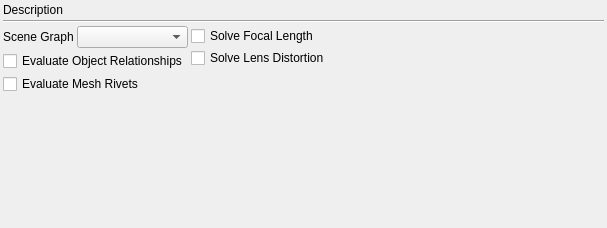
Above: python/mmSolver/tools/solver/widget/solver_basic_widget.ui from david-cattermole/mayaMatchMoveSolver before the change. Below: the same form after it.
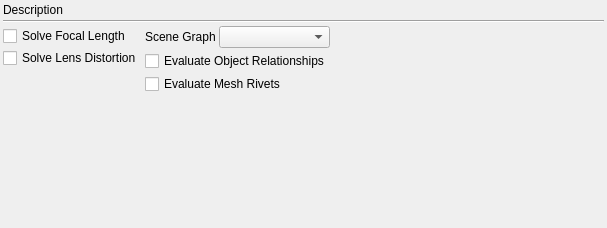
That is the form after the change.

Commit message:
Solver UI - Move "evaluate mesh rivets" options SR.
This provides a nicer UI, so the UI doesn't feel "unfinished" and
disjointed.

```diff
--- a/python/mmSolver/tools/solver/widget/solver_basic_widget.ui
+++ b/python/mmSolver/tools/solver/widget/solver_basic_widget.ui
@@ -51,6 +51,43 @@
    </item>
    <item>
     <layout class="QHBoxLayout" name="options_layout">
+     <item>
+      <layout class="QVBoxLayout" name="options2_layout">
+       <property name="spacing">
+        <number>2</number>
+       </property>
+       <item>
+        <widget class="QCheckBox" name="solveFocalLength_checkBox">
+         <property name="text">
+          <string>Solve Focal Length</string>
+         </property>
+        </widget>
+       </item>
+       <item>
+        <widget class="QCheckBox" name="solveLensDistortion_checkBox">
+         <property name="text">
+          <string>Solve Lens Distortion</string>
+         </property>
+        </widget>
+       </item>
+       <item>
+        <spacer name="verticalSpacer_5">
+         <property name="orientation">
+          <enum>Qt::Vertical</enum>
+         </property>
+         <property name="sizeType">
+          <enum>QSizePolicy::MinimumExpanding</enum>
+         </property>
+         <property name="sizeHint" stdset="0">
+          <size>
+           <width>10</width>
+           <height>1</height>
+          </size>
+         </property>
+        </spacer>
+       </item>
+      </layout>
+     </item>
      <item>
       <layout class="QVBoxLayout" name="options1_layout">
        <item>
@@ -106,43 +143,6 @@
        </item>
       </layout>
      </item>
-     <item>
-      <layout class="QVBoxLayout" name="options2_layout">
-       <property name="spacing">
-        <number>2</number>
-       </property>
-       <item>
-        <widget class="QCheckBox" name="solveFocalLength_checkBox">
-         <property name="text">
-          <string>Solve Focal Length</string>
-         </property>
-        </widget>
-       </item>
-       <item>
-        <widget class="QCheckBox" name="solveLensDistortion_checkBox">
-         <property name="text">
-          <string>Solve Lens Distortion</string>
-         </property>
-        </widget>
-       </item>
-       <item>
-        <spacer name="verticalSpacer_5">
-         <property name="orientation">
-          <enum>Qt::Vertical</enum>
-         </property>
-         <property name="sizeType">
-          <enum>QSizePolicy::MinimumExpanding</enum>
-         </property>
-         <property name="sizeHint" stdset="0">
-          <size>
-           <width>10</width>
-           <height>1</height>
-          </size>
-         </property>
-        </spacer>
-       </item>
-      </layout>
-     </item>
      <item>
       <spacer name="horizontalSpacer_2">
        <property name="orientation">
```
The commit also changes 1 other file.
